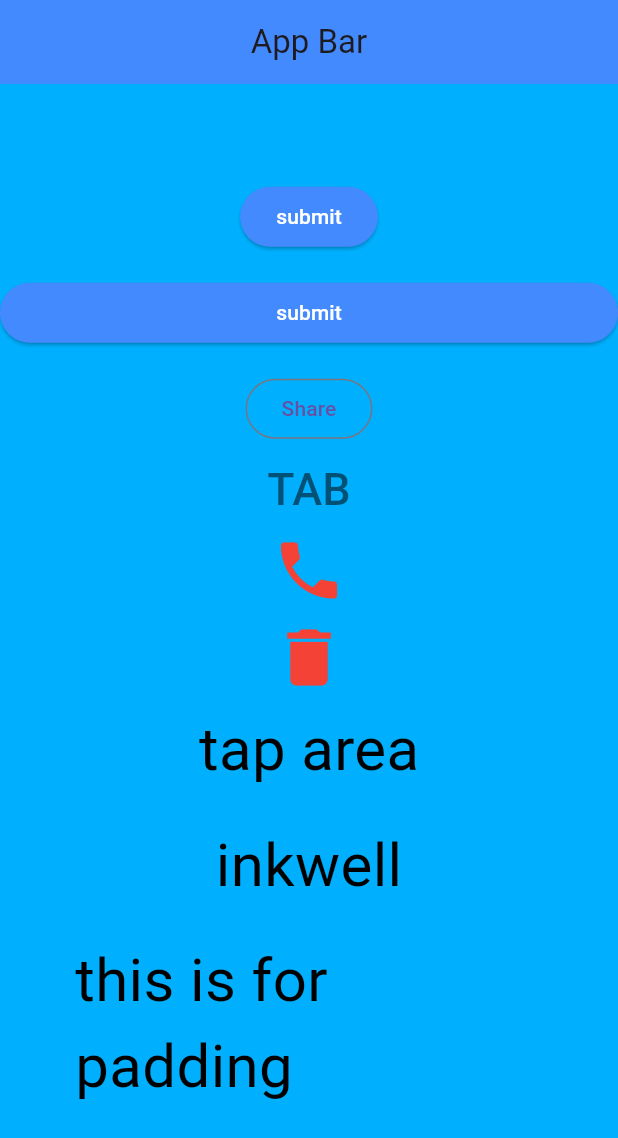
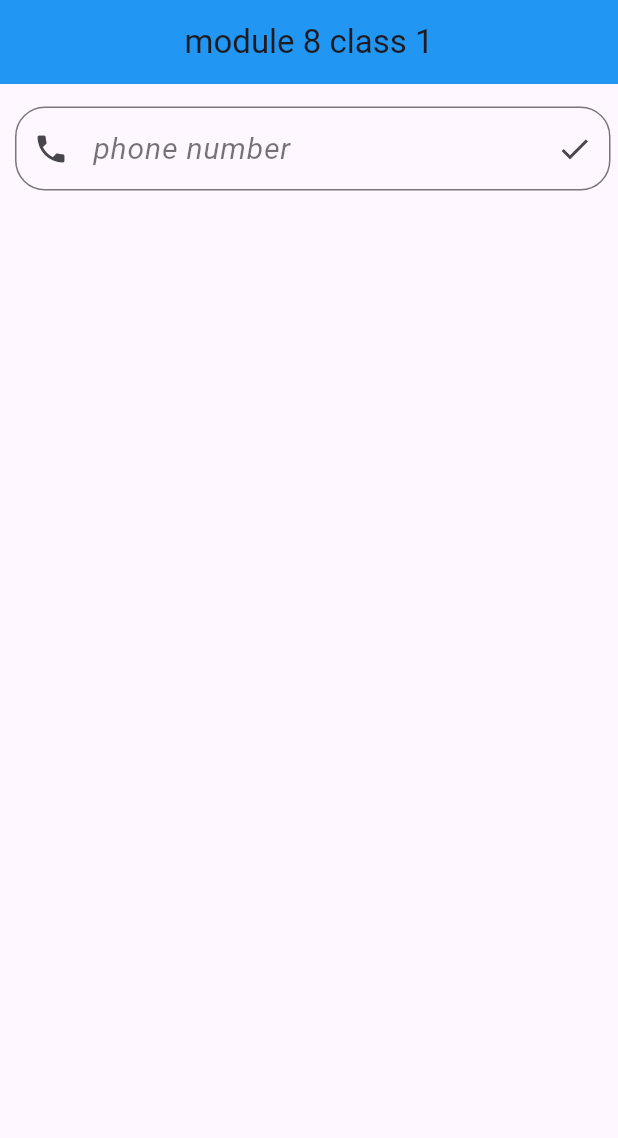
Before and after one commit to MIR-RIAZUL/ostad_11, a Flutter app: the screen it shows after launch, on a phone screen of 412 x 824 dp. Shown: the top 1138 px of the screen. Run offline on Flutter 3.47's test engine with Material 3 defaults, Android fonts, the phone set to English and light mode, and no system bars.

Commit message:
Your message

```diff
--- a/lib/app.dart
+++ b/lib/app.dart
@@ -2,6 +2,7 @@ import 'package:flutter/cupertino.dart';
 import 'package:flutter/material.dart';
 import 'class3.dart';
 import 'home.dart';
+import 'module_8/class1.dart';
 
 
 class MyApp extends StatelessWidget{
@@ -15,7 +16,7 @@ class MyApp extends StatelessWidget{
     return MaterialApp(
       debugShowCheckedModeBanner:false,
       title: 'flutter batch 11',
-      home:class3(),
+      home:class1(),
     );
   }
 }
--- a/lib/class3.dart
+++ b/lib/class3.dart
@@ -101,8 +101,6 @@ class class3 extends StatelessWidget {
               ),),
             ),
 
-
-
           ]
         ),
       ),
--- /dev/null
+++ b/lib/module_8/class1.dart
@@ -0,0 +1,49 @@
+import 'package:flutter/material.dart';
+
+class class1 extends StatelessWidget {
+  const class1({super.key});
+
+  @override
+  Widget build(BuildContext context) {
+    TextEditingController phonecontrollor=TextEditingController();
+    return Scaffold(
+      appBar: AppBar(
+        title: Text("module 8 class 1"),
+        centerTitle: true,
+        backgroundColor:Colors.blue,
+      ),
+      body: Column(
+        children: [
+          Padding(
+            padding: const EdgeInsets.fromLTRB(10, 15, 5, 5),
+            child: TextField(
+              controller: phonecontrollor,
+              decoration: InputDecoration(
+                hintText: "enter your number:",
+                labelText: "phone number",
+                prefixIcon: Icon(Icons.phone),
+                suffixIcon: Icon(Icons.check),
+
+                hintStyle: TextStyle(
+                  color: Colors.pink,
+                  fontSize: 15,
+                ),
+                labelStyle: TextStyle(
+                  color: Colors.black54,
+                  fontSize: 20,
+                  fontStyle: FontStyle.italic,
+                ),
+                border: OutlineInputBorder(
+                  borderRadius: BorderRadius.circular(20),
+                ),
+
+
+              )
+            ),
+          ),
+        ],
+      ),
+
+    );
+  }
+}
```
